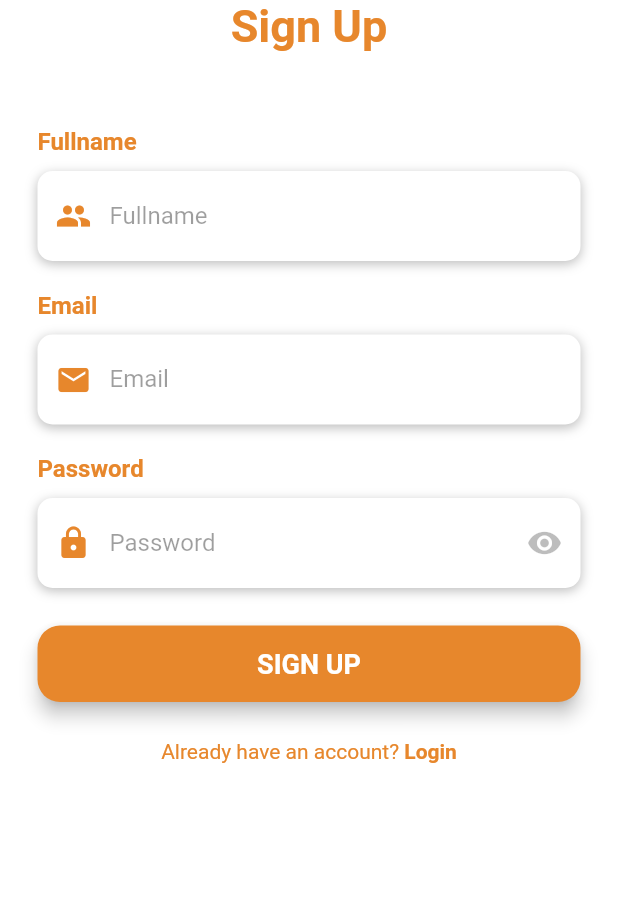
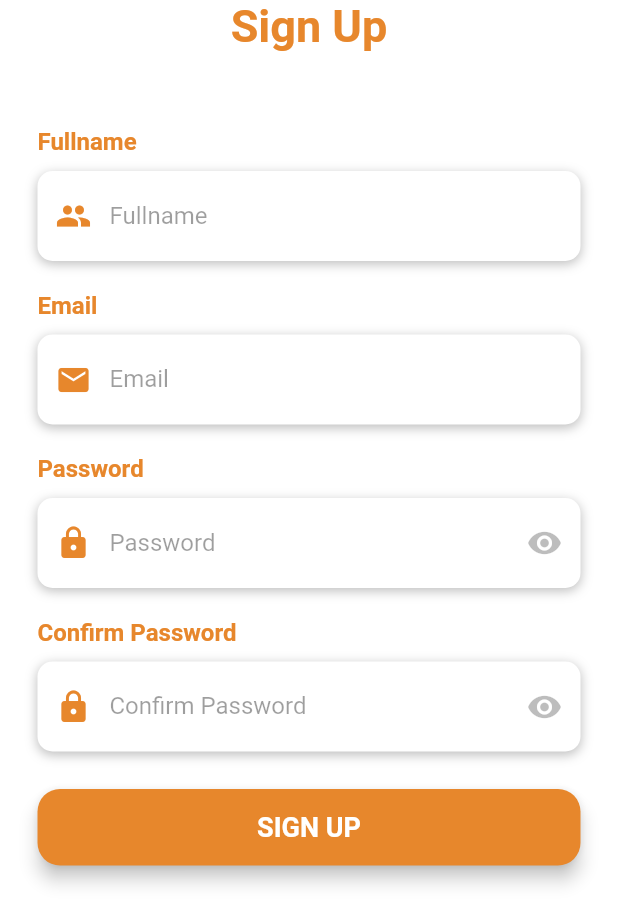
Before and after one commit to Freshmid/delightfood, a Flutter app: the SignUp screen opened directly, on a phone screen of 412 x 824 dp, the part 330-1236 px from its top. Run offline on Flutter 3.47's test engine with Material 2 defaults, Android fonts, the light colour scheme and no system bars.

Commit message:
SESUAI YANG KAMU MINTA TAUFIK

```diff
--- a/lib/onboarding/signup.dart
+++ b/lib/onboarding/signup.dart
@@ -189,6 +189,67 @@ class _SignUpScreen extends State<SignUp> {
     );
   }
 
+  Widget inputConfirmPassword() {
+    return Column(
+      crossAxisAlignment: CrossAxisAlignment.start,
+      children: [
+        Text(
+          "Confirm Password",
+          style: TextStyle(
+              fontSize: 16,
+              color: Color(0xFFE7872C),
+              fontWeight: FontWeight.bold
+          ),
+        ),
+        SizedBox(height: 10),
+        Container(
+          alignment: Alignment.centerLeft,
+          decoration: BoxDecoration(
+              color: Colors.white,
+              borderRadius: BorderRadius.circular(10),
+              boxShadow: [
+                BoxShadow(
+                    color: Colors.black26,
+                    blurRadius: 6,
+                    offset: Offset(0,2)
+                )
+              ]
+          ),
+          height: 60,
+          child: TextField(
+            obscureText: _isHide,
+            style: TextStyle(
+                color: Colors.black87
+            ),
+            decoration: InputDecoration(
+                border: InputBorder.none,
+                contentPadding: EdgeInsets.only(top: 14),
+                prefixIcon: Icon(
+                    Icons.lock,
+                    color: Color(0xFFE7872C)
+                ),
+                suffixIcon: IconButton(
+                  icon: Icon(
+                    _isHide ? Icons.visibility : Icons.visibility_off,
+                    color: Colors.black26,
+                  ),
+                  onPressed: () {
+                    setState(() {
+                      _isHide = !_isHide;
+                    });
+                  },
+                ),
+                hintText: 'Confirm Password',
+                hintStyle: TextStyle(
+                    color: Colors.black38
+                )
+            ),
+          ),
+        )
+      ],
+    );
+  }
+
   Widget signUpButton() {
     return Container(
       padding: EdgeInsets.symmetric(vertical: 25),
@@ -289,6 +350,8 @@ class _SignUpScreen extends State<SignUp> {
                       inputEmail(),
                       SizedBox(height: 20),
                       inputPassword(),
+                      SizedBox(height: 20),
+                      inputConfirmPassword(),
                       signUpButton(),
                       haveAccount()
                     ],
```
